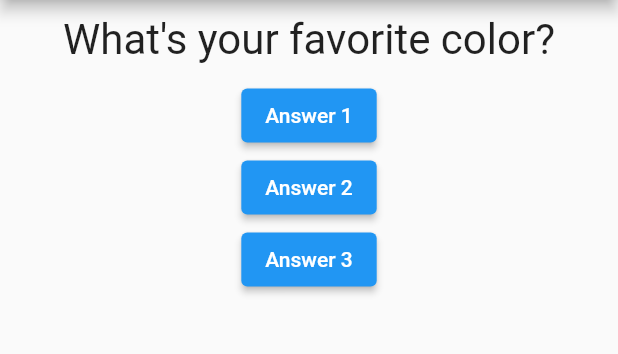
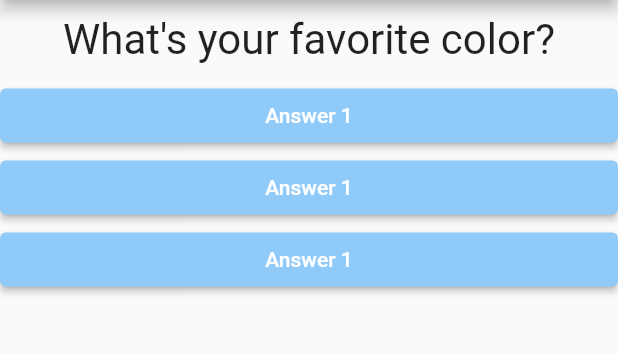
Before and after one commit to DecodingGreatness/Flutter, a Flutter app: the screen it shows after launch, on a phone screen of 412 x 824 dp, the part 84-438 px from its top. Run offline on Flutter 3.47's test engine with Material 2 defaults, Android fonts, the phone set to English and light mode, and no system bars.

Commit message:
added answer.dart and incorporated it with main.dart

```diff
--- /dev/null
+++ b/lib/answer.dart
@@ -0,0 +1,20 @@
+import 'package:flutter/material.dart';
+
+class Answer extends StatelessWidget {
+  final Function selectHandler;
+  Answer(this.selectHandler);
+
+  @override
+  Widget build(BuildContext content) {
+    return Container(
+      width: double.infinity,
+      child: ElevatedButton(
+        style: ButtonStyle(
+          backgroundColor: MaterialStateProperty.all(Colors.blue[200]),
+        ),
+        child: Text('Answer 1'),
+        onPressed: selectHandler,
+      ),
+    );
+  }
+}
--- a/lib/main.dart
+++ b/lib/main.dart
@@ -1,5 +1,6 @@
 import 'package:flutter/material.dart';
 import './question.dart';
+import './answer.dart';
 
 void main() {
   runApp(MyApp());
@@ -36,18 +37,9 @@ class _MyAppState extends State<MyApp> {
         body: Column(
           children: [
             Question(questions[_questionIndex]),
-            ElevatedButton(
-              child: Text('Answer 1'),
-              onPressed: _answerQuestion,
-            ),
-            ElevatedButton(
-                child: Text('Answer 2'),
-                onPressed: () => print('Answer 2 is chosen!')),
-            ElevatedButton(
-                child: Text('Answer 3'),
-                onPressed: () {
-                  print('Answer 3 chosen!');
-                }),
+            Answer(_answerQuestion),
+            Answer(_answerQuestion),
+            Answer(_answerQuestion),
           ],
         ),
       ),
```
